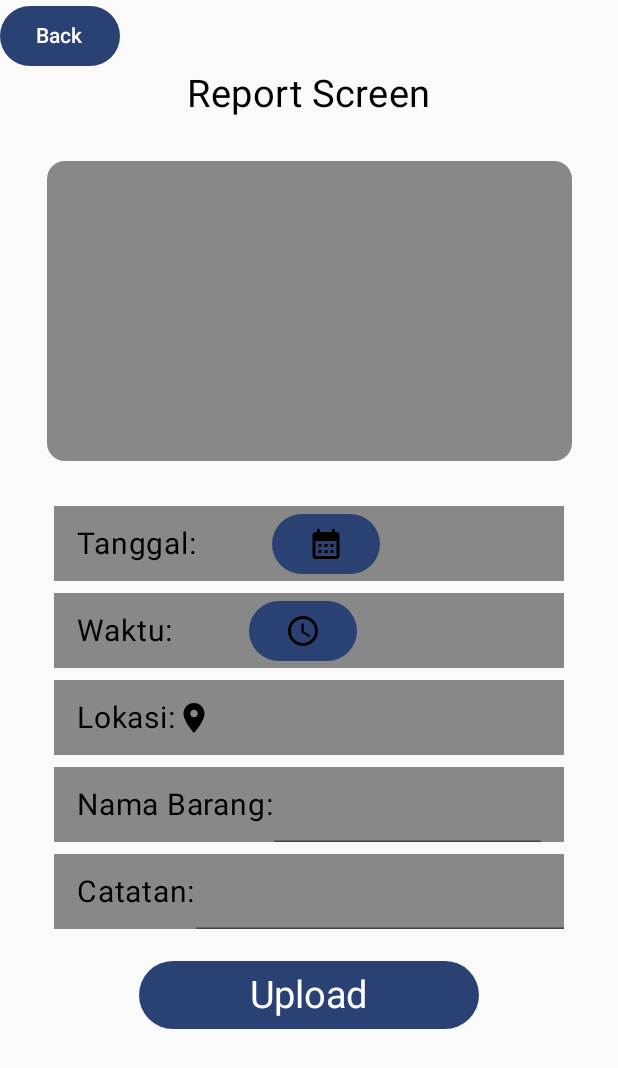
After one commit to ahargunyllib/findmystuff, an Android app built with Jetpack Compose: the ReportScreen screen opened through its navigation route, on a phone screen of 412 x 824 dp. The commit adds this screen. Shown: the top 1068 px of the screen. Run offline under Robolectric (Android 15) with nearby library versions, the phone set to English and light mode, and no system bars.

Commit message:
adding ReportScreen.kt

```diff
--- a/app/src/main/java/com/ahargunyllib/internraion/features/presentation/navigation/Navigation.kt
+++ b/app/src/main/java/com/ahargunyllib/internraion/features/presentation/navigation/Navigation.kt
@@ -9,13 +9,14 @@ import com.ahargunyllib.internraion.features.presentation.screen.auth.register.R
 import com.ahargunyllib.internraion.features.presentation.screen.home.HomeScreen
 import com.ahargunyllib.internraion.features.presentation.screen.maps.MapsScreen
 import com.ahargunyllib.internraion.features.presentation.screen.privacy_policy.PrivacyPolicyScreen
+import com.ahargunyllib.internraion.features.presentation.screen.report.ReportScreen
 import com.ahargunyllib.internraion.features.presentation.screen.welcome.WelcomeScreen
 import com.ahargunyllib.internraion.util.Routes
 
 @Composable
 fun Navigation() {
     val navController = rememberNavController()
-    NavHost(navController = navController, startDestination = "welcome") {
+    NavHost(navController = navController, startDestination = Routes.WELCOME) {
 
         composable(Routes.WELCOME) {
             WelcomeScreen(navController = navController)
@@ -39,5 +40,11 @@ fun Navigation() {
         composable(Routes.HOME){
             HomeScreen(navController = navController)
         }
+
+        composable(Routes.REPORT){
+            ReportScreen(navController = navController)
+        }
+
+
     }
 }
--- a/app/src/main/java/com/ahargunyllib/internraion/features/presentation/screen/auth/register/RegisterScreen.kt
+++ b/app/src/main/java/com/ahargunyllib/internraion/features/presentation/screen/auth/register/RegisterScreen.kt
@@ -42,10 +42,6 @@ fun RegisterScreen(navController: NavController) {
     val passwordVisible by rememberSaveable { mutableStateOf(false) }
     val confirmPasswordVisible by rememberSaveable { mutableStateOf(false) }
     val checkedState = remember { mutableStateOf(false) }
-
-    val snackbarHostState = remember { SnackbarHostState() }
-
-    val scope = rememberCoroutineScope()
 
     val context = LocalContext.current
 
--- a/app/src/main/java/com/ahargunyllib/internraion/features/presentation/screen/auth/register/RegisterViewModel.kt
+++ b/app/src/main/java/com/ahargunyllib/internraion/features/presentation/screen/auth/register/RegisterViewModel.kt
@@ -1,6 +1,8 @@
 package com.ahargunyllib.internraion.features.presentation.screen.auth.register
 
+import androidx.compose.runtime.getValue
 import androidx.compose.runtime.mutableStateOf
+import androidx.compose.runtime.setValue
 import androidx.lifecycle.ViewModel
 import androidx.lifecycle.viewModelScope
 import com.ahargunyllib.internraion.features.data.repository.user.UserRepository
@@ -11,6 +13,7 @@ class RegisterViewModel(private val userRepository: UserRepository) : ViewModel(
     val usernameState = mutableStateOf("")
     val passwordState = mutableStateOf("")
     val confirmPasswordState = mutableStateOf("")
+
     fun signUpUser(){
         viewModelScope.launch{
             userRepository.signUpUser(email = emailState.value, password =  passwordState.value)
--- a/app/src/main/java/com/ahargunyllib/internraion/features/presentation/screen/home/HomeScreen.kt
+++ b/app/src/main/java/com/ahargunyllib/internraion/features/presentation/screen/home/HomeScreen.kt
@@ -16,6 +16,9 @@ fun HomeScreen(navController: NavController) {
             Button(onClick = { navController.navigate(Routes.MAPS) }) {
                 Text(text = "to maps")
             }
+            Button(onClick = { navController.navigate(Routes.REPORT) }) {
+                Text(text = "to report")
+            }
         }
     }
 }
--- /dev/null
+++ b/app/src/main/java/com/ahargunyllib/internraion/features/presentation/screen/report/ReportScreen.kt
@@ -0,0 +1,247 @@
+package com.ahargunyllib.internraion.features.presentation.screen.report
+
+import android.app.DatePickerDialog
+import android.app.TimePickerDialog
+import android.widget.DatePicker
+import androidx.compose.foundation.Image
+import androidx.compose.foundation.background
+import androidx.compose.foundation.layout.Column
+import androidx.compose.foundation.layout.Row
+import androidx.compose.foundation.layout.Spacer
+import androidx.compose.foundation.layout.fillMaxSize
+import androidx.compose.foundation.layout.offset
+import androidx.compose.foundation.layout.padding
+import androidx.compose.foundation.layout.size
+import androidx.compose.foundation.shape.RoundedCornerShape
+import androidx.compose.material.icons.Icons
+import androidx.compose.material.icons.filled.AccessTime
+import androidx.compose.material.icons.filled.CalendarMonth
+import androidx.compose.material.icons.filled.LocationOn
+import androidx.compose.material3.Button
+import androidx.compose.material3.ExperimentalMaterial3Api
+import androidx.compose.material3.Text
+import androidx.compose.material3.TextField
+import androidx.compose.material3.TextFieldDefaults
+import androidx.compose.runtime.Composable
+import androidx.compose.runtime.getValue
+import androidx.compose.runtime.mutableStateOf
+import androidx.compose.runtime.remember
+import androidx.compose.runtime.saveable.rememberSaveable
+import androidx.compose.runtime.setValue
+import androidx.compose.ui.Alignment
+import androidx.compose.ui.Modifier
+import androidx.compose.ui.graphics.Color
+import androidx.compose.ui.platform.LocalContext
+import androidx.compose.ui.text.font.FontWeight
+import androidx.compose.ui.tooling.preview.Preview
+import androidx.compose.ui.unit.dp
+import androidx.compose.ui.unit.sp
+import androidx.navigation.NavController
+import androidx.navigation.compose.rememberNavController
+import com.ahargunyllib.internraion.ui.theme.InternraionTheme
+import java.util.Calendar
+import java.util.Date
+
+@OptIn(ExperimentalMaterial3Api::class)
+@Composable
+fun ReportScreen(navController: NavController) {
+
+    //TANGGAL
+    // Fetching the Local Context
+    val mContext = LocalContext.current
+
+    // Declaring integer values
+    // for year, month and day
+    val mYear: Int
+    val mMonth: Int
+    val mDay: Int
+
+    // Initializing a Calendar
+    val mCalendar = Calendar.getInstance()
+
+    // Fetching current year, month and day
+    mYear = mCalendar.get(Calendar.YEAR)
+    mMonth = mCalendar.get(Calendar.MONTH)
+    mDay = mCalendar.get(Calendar.DAY_OF_MONTH)
+
+    mCalendar.time = Date()
+
+    // Declaring a string value to
+    // store date in string format
+    val mDate = remember { mutableStateOf("") }
+
+    // Declaring DatePickerDialog and setting
+    // initial values as current values (present year, month and day)
+    val mDatePickerDialog = DatePickerDialog(
+        mContext,
+        { _: DatePicker, mYear: Int, mMonth: Int, mDayOfMonth: Int ->
+            mDate.value = "$mDayOfMonth/${mMonth + 1}/$mYear"
+        }, mYear, mMonth, mDay
+    )
+
+    //WAKTU
+    // Fetching local context
+//    val mContext = LocalContext.current
+
+    // Declaring and initializing a calendar
+//    val mCalendar = Calendar.getInstance()
+    val mHour = mCalendar[Calendar.HOUR_OF_DAY]
+    val mMinute = mCalendar[Calendar.MINUTE]
+
+    // Value for storing time as a string
+    val mTime = remember { mutableStateOf("") }
+
+    // Creating a TimePicker dialod
+    val mTimePickerDialog = TimePickerDialog(
+        mContext,
+        { _, mHour: Int, mMinute: Int ->
+            mTime.value = "$mHour:$mMinute"
+        }, mHour, mMinute, false
+    )
+
+    //BARANG HILANG
+    var barangHilang by rememberSaveable {
+        mutableStateOf("")
+    }
+
+    //CATATAN
+    var catatan by rememberSaveable {
+        mutableStateOf("")
+    }
+
+    InternraionTheme {
+        Column(
+            modifier = Modifier.fillMaxSize(),
+            horizontalAlignment = Alignment.CenterHorizontally
+        ) {
+
+            Button(
+                onClick = { navController.popBackStack() },
+                modifier = Modifier.align(Alignment.Start)
+            ) {
+                Text("Back")
+            }
+
+            Text(text = "Report Screen", fontSize = 25.sp)
+            Spacer(modifier = Modifier.size(30.dp))
+
+            Row(
+                modifier = Modifier
+                    .size(width = 350.dp, height = 200.dp)
+                    .background(Color.Gray, shape = RoundedCornerShape(12.dp))
+            ) {
+
+            }
+            Spacer(modifier = Modifier.size(30.dp))
+
+            // Tanggal
+            Row(
+                modifier = Modifier
+                    .background(Color.Gray)
+                    .size(width = 340.dp, height = 50.dp)
+                    .padding(start = 15.dp),
+
+                verticalAlignment = Alignment.CenterVertically
+            ) {
+                Text(text = "Tanggal:", fontSize = 20.sp)
+
+                Text(text = "${mDate.value}", fontSize = 20.sp, color = Color.White)
+
+                Button(onClick = {
+                    mDatePickerDialog.show()
+                }, modifier = Modifier.offset(x = 50.dp)) {
+                    Image(imageVector = Icons.Default.CalendarMonth, contentDescription = null)
+                }
+
+            }
+            Spacer(modifier = Modifier.size(8.dp))
+
+            // Waktu
+            Row(
+                modifier = Modifier
+                    .background(Color.Gray)
+                    .size(width = 340.dp, height = 50.dp)
+                    .padding(start = 15.dp),
+                verticalAlignment = Alignment.CenterVertically
+            ) {
+                Text(text = "Waktu:", fontSize = 20.sp)
+                Text(text = "${mTime.value}", fontSize = 20.sp, color = Color.White)
+                Button(
+                    onClick = { mTimePickerDialog.show() },
+                    modifier = Modifier.offset(x = 50.dp)
+                ) {
+                    Image(imageVector = Icons.Default.AccessTime, contentDescription = null)
+                }
+            }
+            Spacer(modifier = Modifier.size(8.dp))
+
+            // Lokasi
+            Row(
+                modifier = Modifier
+                    .background(Color.Gray)
+                    .size(width = 340.dp, height = 50.dp)
+                    .padding(start = 15.dp),
+                verticalAlignment = Alignment.CenterVertically
+            ) {
+                Text(text = "Lokasi:", fontSize = 20.sp)
+                Image(imageVector = Icons.Default.LocationOn, contentDescription = null)
+            }
+            Spacer(modifier = Modifier.size(8.dp))
+
+            // Barang Hilang
+            Row(
+                modifier = Modifier
+                    .background(Color.Gray)
+                    .size(width = 340.dp, height = 50.dp)
+                    .padding(start = 15.dp, end = 15.dp),
+                verticalAlignment = Alignment.CenterVertically
+            ) {
+                Text(text = "Nama Barang:", fontSize = 20.sp)
+                TextField(
+                    value = barangHilang,
+                    onValueChange = { barangHilang = it },
+                    modifier = Modifier.background(Color.Transparent),
+                    colors = TextFieldDefaults.textFieldColors(containerColor = Color.Transparent)
+                )
+            }
+            Spacer(modifier = Modifier.size(8.dp))
+
+            // Catatan
+            Row(
+                modifier = Modifier
+                    .background(Color.Gray)
+                    .size(width = 340.dp, height = 50.dp)
+                    .padding(start = 15.dp),
+                verticalAlignment = Alignment.CenterVertically
+            ) {
+                Text(text = "Catatan:", fontSize = 20.sp)
+                TextField(
+                    value = catatan,
+                    onValueChange = { catatan = it },
+                    modifier = Modifier.background(Color.Transparent),
+                    colors = TextFieldDefaults.textFieldColors(containerColor = Color.Transparent)
+                )
+            }
+
+            Spacer(modifier = Modifier.size(20.dp))
+
+            // Upload Button
+            Button(onClick = { /*TODO*/ }) {
+                Text(
+                    text = "Upload",
+                    fontSize = 25.sp,
+                    fontWeight = FontWeight.Normal,
+                    modifier = Modifier.padding(start = 50.dp, end = 50.dp)
+                )
+            }
+
+        }
+    }
+}
+
+@Preview(showBackground = true)
+@Composable
+fun ReportScreenPreview() {
+    ReportScreen(navController = rememberNavController())
+
+}
--- /dev/null
+++ b/app/src/main/java/com/ahargunyllib/internraion/features/presentation/screen/report/ReportViewModel.kt
@@ -0,0 +1,4 @@
+package com.ahargunyllib.internraion.features.presentation.screen.report
+
+class ReportViewModel {
+}
--- a/app/src/main/java/com/ahargunyllib/internraion/util/Routes.kt
+++ b/app/src/main/java/com/ahargunyllib/internraion/util/Routes.kt
@@ -11,4 +11,6 @@ object Routes {
     const val MAPS = "maps"
 
     const val HOME = "home"
+
+    const val REPORT = "report"
 }
```
